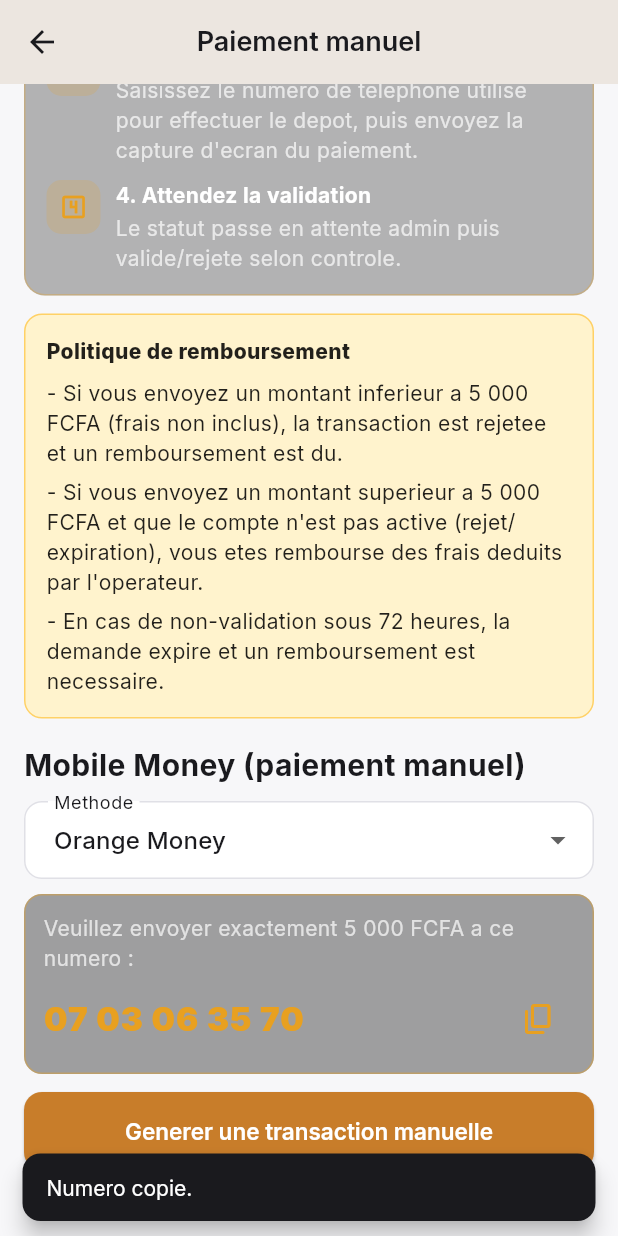
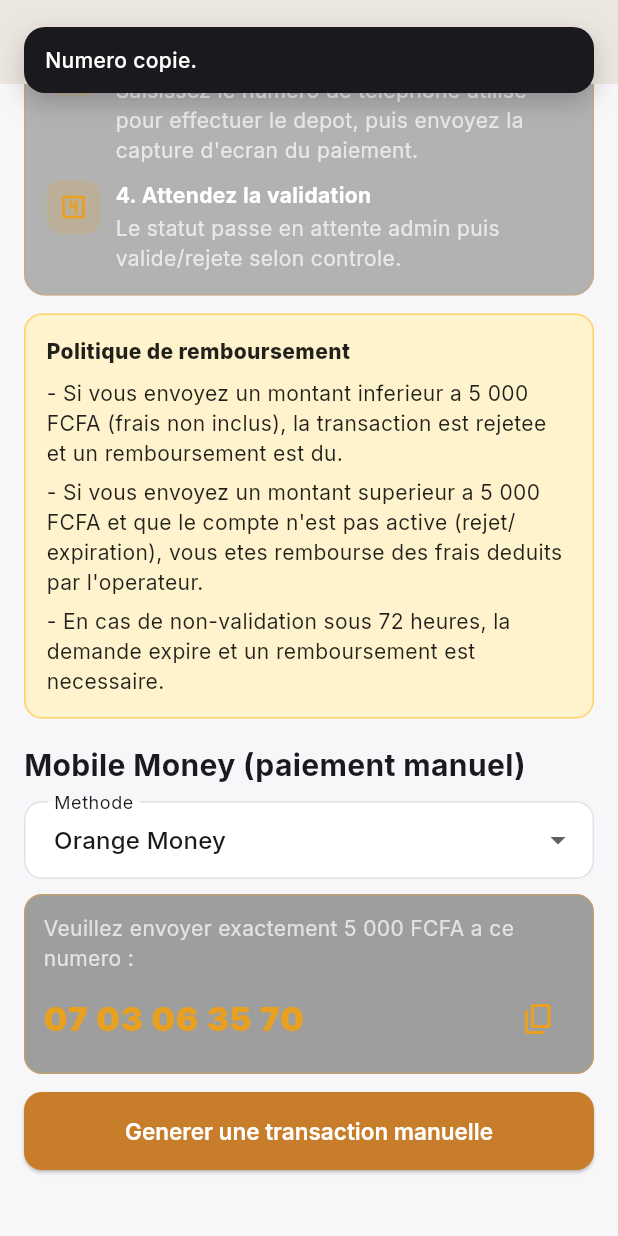
Before and after one commit to Collectif-Dev/Fiers_Artisans, a Flutter app: the ManualPaymentPage screen opened directly, scrolled down 244 dp, after a tap on the "content copy" icon, on a phone screen of 412 x 824 dp. Run offline on Flutter 3.47's test engine with Material 3 defaults, Android fonts, the phone set to English and light mode, and no system bars; our stand-ins replace cached_network_image, dio, easy_localization, firebase_core, firebase_messaging, flutter_dotenv and 13 more; accounts and stored records are empty; network calls fail.

Commit message:
Refactor Snackbar usage across the app to use AppSnackBar class for consistent UI and functionality
- Introduced AppSnackBar class to handle Snackbar display with customizable options.
- Replaced all instances of ScaffoldMessenger.showSnackBar with AppSnackBar.show in various screens including:
  - Artisan dashboard
  - Manual payment page
  - Reviews history screen
  - Subscription screen
  - Login screen
  - OTP verification screen
  - Pin setup screen
  - Register artisan and client screens
  - Chat screen
  - Artisan profile screen
  - Review screen
- Updated docker-compose.yml to set production target for backend service.
- Added gaxios and gcp-metadata dependencies to package-lock.json for mongoose.

```diff
--- a/fiers_artisans_app/lib/presentation/artisan/artisan_dashboard.dart
+++ b/fiers_artisans_app/lib/presentation/artisan/artisan_dashboard.dart
@@ -17,6 +17,7 @@
 import '../../services/chat_realtime_service.dart';
 import '../../services/location_service.dart';
 import '../common/recent_conversation_tile.dart';
+import '../common/app_snackbar.dart';
 
 class ArtisanDashboard extends ConsumerStatefulWidget {
   const ArtisanDashboard({super.key});
@@ -89,8 +90,9 @@
       await prefs.setBool('artisan_available', previous);
       if (mounted) {
         setState(() => _isAvailable = previous);
-        ScaffoldMessenger.of(context).showSnackBar(
-          SnackBar(content: Text('dashboard.artisan.sync_unavailable'.tr())),
+        AppSnackBar.show(
+          context,
+          message: 'dashboard.artisan.sync_unavailable'.tr(),
         );
       }
     }
--- a/fiers_artisans_app/lib/presentation/artisan/subscription_screen.dart
+++ b/fiers_artisans_app/lib/presentation/artisan/subscription_screen.dart
@@ -3,6 +3,7 @@
 import 'package:easy_localization/easy_localization.dart';
 import '../../config/theme.dart';
 import '../../providers/subscription_provider.dart';
+import '../common/app_snackbar.dart';
 import '../common/app_button.dart';
 import 'manual_payment_page.dart';
 
@@ -24,8 +25,9 @@
 
   void _openManualPayment({required bool isSubscriptionActive}) {
     if (isSubscriptionActive) {
-      ScaffoldMessenger.of(context).showSnackBar(
-        SnackBar(content: Text('subscription.manual.already_active'.tr())),
+      AppSnackBar.show(
+        context,
+        message: 'subscription.manual.already_active'.tr(),
       );
       return;
     }
--- a/fiers_artisans_app/lib/presentation/chat/chat_screen.dart
+++ b/fiers_artisans_app/lib/presentation/chat/chat_screen.dart
@@ -8,6 +8,7 @@
 import '../../core/storage/secure_storage.dart';
 import '../../core/utils/formatters.dart';
 import '../common/availability_badge.dart';
+import '../common/app_snackbar.dart';
 
 class ChatScreen extends ConsumerStatefulWidget {
   final String conversationId;
@@ -357,9 +358,7 @@
     await _resolveCurrentUserIdIfNeeded();
     if ((_currentUserId ?? '').isEmpty) {
       if (!mounted) return;
-      ScaffoldMessenger.of(
-        context,
-      ).showSnackBar(SnackBar(content: Text('error.unauthorized'.tr())));
+      AppSnackBar.show(context, message: 'error.unauthorized'.tr());
       return;
     }
 
--- /dev/null
+++ b/fiers_artisans_app/lib/presentation/common/app_snackbar.dart
@@ -0,0 +1,156 @@
+import 'dart:async';
+
+import 'package:flutter/material.dart';
+
+class AppSnackBar {
+  AppSnackBar._();
+
+  static OverlayEntry? _entry;
+  static AnimationController? _controller;
+  static Timer? _dismissTimer;
+
+  static void show(
+    BuildContext context, {
+    required String message,
+    Color? backgroundColor,
+    Color? textColor,
+    Duration duration = const Duration(seconds: 3),
+    String? actionLabel,
+    VoidCallback? onAction,
+    IconData? icon,
+  }) {
+    final overlay = Overlay.maybeOf(context, rootOverlay: true);
+
+    if (overlay == null) {
+      ScaffoldMessenger.of(
+        context,
+      ).showSnackBar(SnackBar(content: Text(message)));
+      return;
+    }
+
+    _removeCurrent(immediate: true);
+
+    final theme = Theme.of(context);
+    final mediaQuery = MediaQuery.of(context);
+    final topPadding = mediaQuery.padding.top + 18;
+
+    final controller = AnimationController(
+      vsync: overlay,
+      duration: const Duration(milliseconds: 320),
+      reverseDuration: const Duration(milliseconds: 220),
+    );
+
+    final animation = CurvedAnimation(
+      parent: controller,
+      curve: Curves.easeOutCubic,
+      reverseCurve: Curves.easeInCubic,
+    );
+
+    final entry = OverlayEntry(
+      builder: (_) {
+        final foreground = textColor ?? theme.colorScheme.onInverseSurface;
+        final bg = backgroundColor ?? theme.colorScheme.inverseSurface;
+
+        return Positioned(
+          left: 16,
+          right: 16,
+          top: topPadding,
+          child: Material(
+            color: Colors.transparent,
+            child: SlideTransition(
+              position: Tween<Offset>(
+                begin: const Offset(1.05, 0),
+                end: Offset.zero,
+              ).animate(animation),
+              child: FadeTransition(
+                opacity: animation,
+                child: Container(
+                  padding: const EdgeInsets.symmetric(
+                    horizontal: 14,
+                    vertical: 12,
+                  ),
+                  decoration: BoxDecoration(
+                    color: bg,
+                    borderRadius: BorderRadius.circular(14),
+                    boxShadow: [
+                      BoxShadow(
+                        color: Colors.black.withValues(alpha: 0.2),
+                        blurRadius: 14,
+                        offset: const Offset(0, 6),
+                      ),
+                    ],
+                  ),
+                  child: Row(
+                    children: [
+                      if (icon != null) ...[
+                        Icon(icon, size: 18, color: foreground),
+                        const SizedBox(width: 10),
+                      ],
+                      Expanded(
+                        child: Text(
+                          message,
+                          maxLines: 3,
+                          overflow: TextOverflow.ellipsis,
+                          style: theme.textTheme.bodyMedium?.copyWith(
+                            color: foreground,
+                            fontWeight: FontWeight.w500,
+                          ),
+                        ),
+                      ),
+                      if (actionLabel != null && onAction != null) ...[
+                        const SizedBox(width: 8),
+                        TextButton(
+                          onPressed: () {
+                            onAction();
+                            hide();
+                          },
+                          style: TextButton.styleFrom(
+                            foregroundColor: foreground,
+                            minimumSize: const Size(0, 32),
+                            padding: const EdgeInsets.symmetric(horizontal: 10),
+                          ),
+                          child: Text(actionLabel),
+                        ),
+                      ],
+                    ],
+                  ),
+                ),
+              ),
+            ),
+          ),
+        );
+      },
+    );
+
+    _entry = entry;
+    _controller = controller;
+
+    overlay.insert(entry);
+    controller.forward();
+
+    _dismissTimer = Timer(duration, hide);
+  }
+
+  static Future<void> hide() async {
+    _dismissTimer?.cancel();
+    _dismissTimer = null;
+
+    final controller = _controller;
+    if (controller != null && controller.status == AnimationStatus.completed) {
+      await controller.reverse();
+    }
+
+    _removeCurrent(immediate: true);
+  }
+
+  static void _removeCurrent({required bool immediate}) {
+    _dismissTimer?.cancel();
+    _dismissTimer = null;
+
+    _entry?.remove();
+    _entry = null;
+
+    _controller?.dispose();
+    _controller = null;
+  }
+}
```
Also changed, not shown: fiers_artisans_app/lib/app.dart (+7 -5 lines), fiers_artisans_app/lib/presentation/artisan/artisan_reviews_history_screen.dart (+4 -9 lines), fiers_artisans_app/lib/presentation/artisan/manual_payment_page.dart (+22 -37 lines), fiers_artisans_app/lib/presentation/artisan/portfolio_screen.dart (+22 -28 lines), fiers_artisans_app/lib/presentation/artisan/verification_screen.dart (+9 -10 lines), fiers_artisans_app/lib/presentation/auth/login_screen.dart (+14 -5 lines), fiers_artisans_app/lib/presentation/auth/otp_verification_screen.dart (+33 -31 lines), fiers_artisans_app/lib/presentation/auth/pin_setup_screen.dart (+30 -18 lines), fiers_artisans_app/lib/presentation/auth/register_artisan_screen.dart (+26 -24 lines), fiers_artisans_app/lib/presentation/auth/register_client_screen.dart (+26 -24 lines), fiers_artisans_app/lib/presentation/client/artisan_profile_screen.dart (+7 -11 lines), fiers_artisans_app/lib/presentation/client/review_screen.dart (+9 -10 lines), 2 other files.
